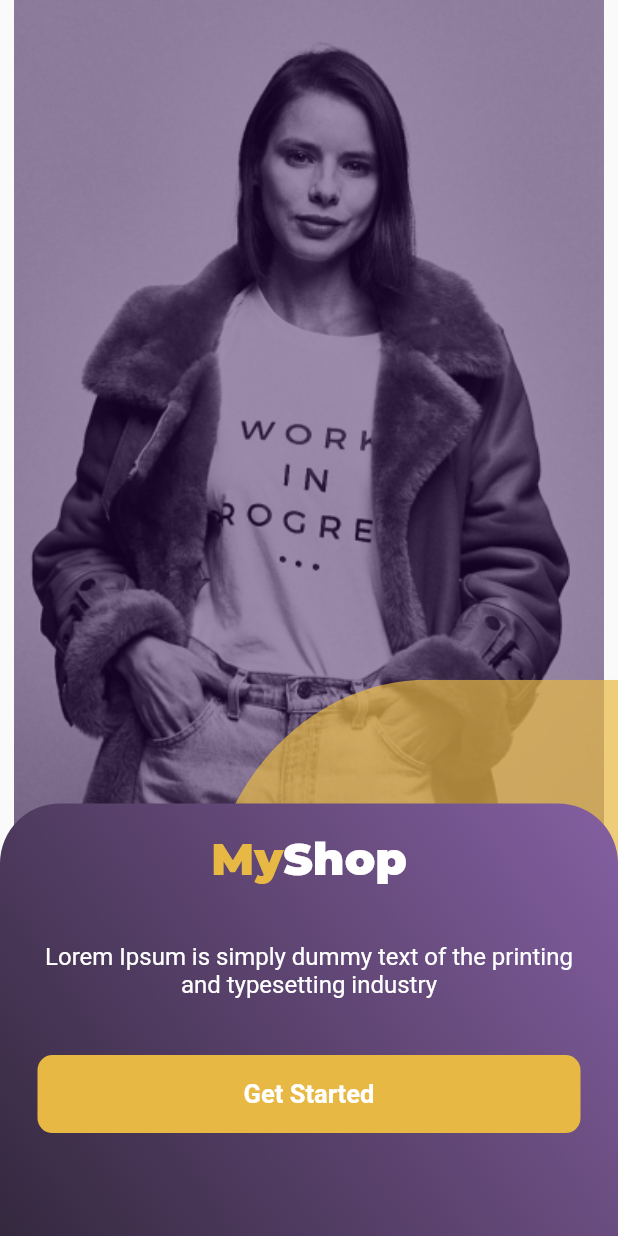
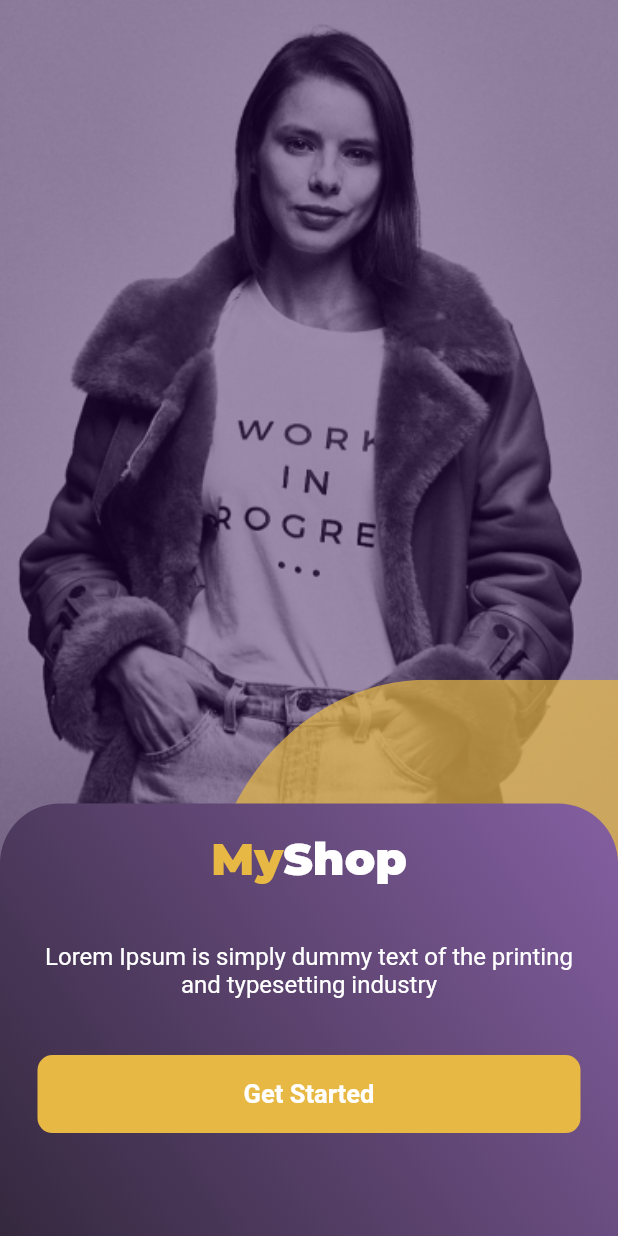
Before and after one commit to ilavisharma/Flutter-Ecommerce-App, a Flutter app: the screen it shows after launch, on a phone screen of 412 x 824 dp. Run offline on Flutter 3.47's test engine with Material 2 defaults, Android fonts, the phone set to English and light mode, and no system bars; our stand-ins replace flutter_svg; Roboto replaces fonts that are missing (SF-Pro); project files that could hold a hidden picture were left out.

Commit message:
fix image width

```diff
--- a/lib/screens/get_started_screen.dart
+++ b/lib/screens/get_started_screen.dart
@@ -17,7 +17,7 @@ class GetStartedScreen extends StatelessWidget {
           children: [
             Image.asset(
               'assets/images/get_started_girl.png',
-              fit: BoxFit.fitHeight,
+              fit: BoxFit.cover,
               color: Color(0x732A034B),
               colorBlendMode: BlendMode.srcOver,
               height: totalHeight * 0.7,
```
